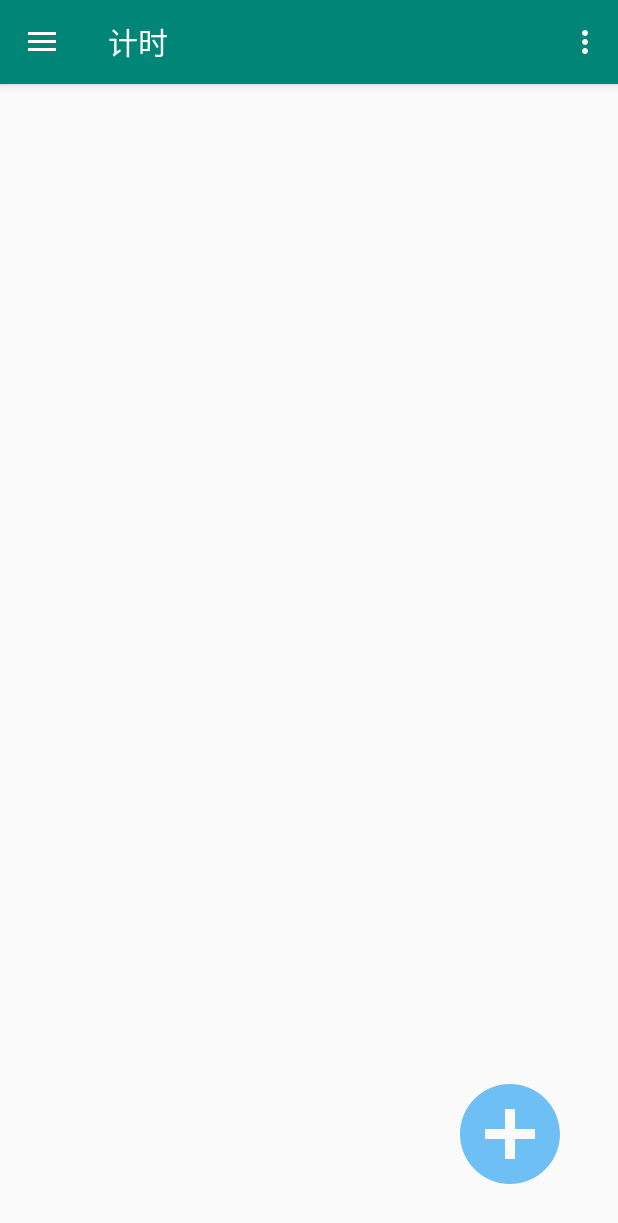
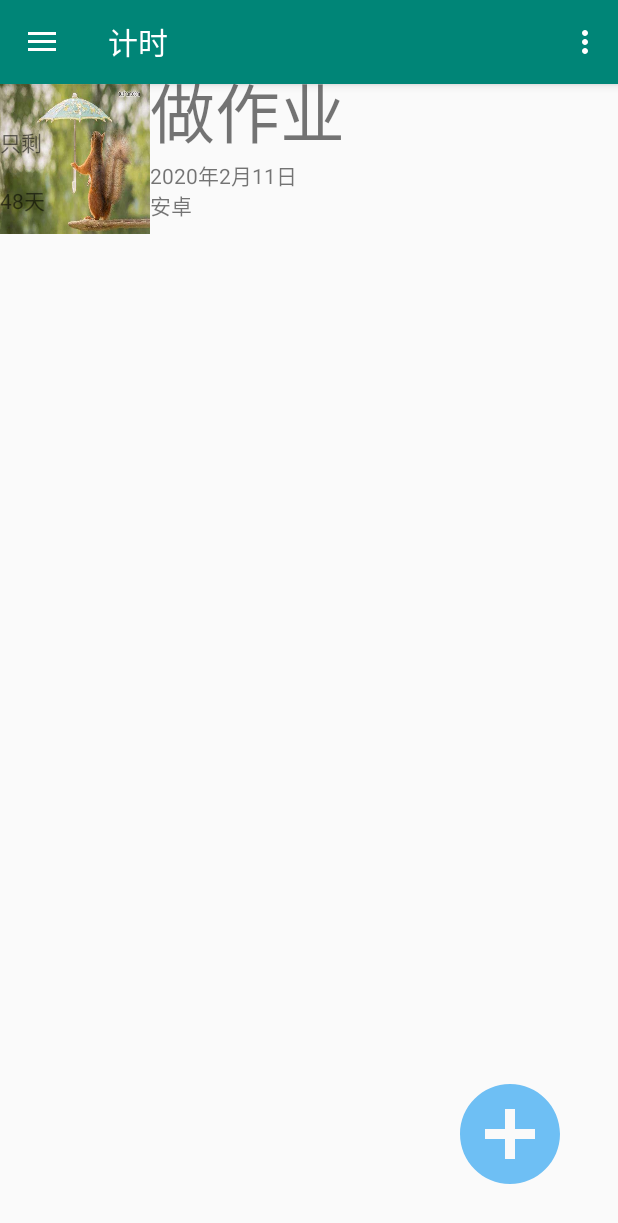
Before and after one commit to Nancyfighting/iTime_lxx_final, an Android app: the screen it shows after launch (MainActivity), on a phone screen of 412 x 824 dp. Shown: the top 1223 px of the screen. Run offline under Robolectric (Android 15) with nearby library versions, the phone set to English and light mode, and no system bars; our stand-ins replace navigation-ui.

Commit message:
倒计时列表等差不多了，就还剩线程错误改好就行了，以及列表字体

```diff
--- a/app/src/main/java/com/example/myitime/MainActivity.java
+++ b/app/src/main/java/com/example/myitime/MainActivity.java
@@ -36,10 +36,9 @@ import java.util.ArrayList;
 public class MainActivity extends AppCompatActivity {
 
     public static  ArrayList<Thing> listThings;
-    public static   byte[] image_moren;
     public static HomeFragment.ThingAdapter adapter;
     private AppBarConfiguration mAppBarConfiguration;
-
+    public static   byte[] image_moren;
     @Override
     protected void onCreate(Bundle savedInstanceState) {
         super.onCreate(savedInstanceState);
--- a/app/src/main/java/com/example/myitime/ui/home/HomeFragment.java
+++ b/app/src/main/java/com/example/myitime/ui/home/HomeFragment.java
@@ -7,9 +7,11 @@ import android.content.Intent;
 import android.graphics.Bitmap;
 import android.graphics.BitmapFactory;
 import android.graphics.drawable.BitmapDrawable;
+import android.net.Uri;
 import android.os.Build;
 import android.os.Bundle;
 import android.os.Handler;
+import android.util.Log;
 import android.view.LayoutInflater;
 import android.view.View;
 import android.view.ViewGroup;
@@ -22,7 +24,6 @@ import android.widget.TextView;
 
 import androidx.annotation.NonNull;
 import androidx.annotation.RequiresApi;
-import androidx.constraintlayout.widget.ConstraintLayout;
 import androidx.fragment.app.Fragment;
 import androidx.lifecycle.ViewModelProviders;
 
@@ -51,9 +52,8 @@ public class HomeFragment extends Fragment {
     private long leftTime ;//一分钟
     ThingSaver thingSaver;
     Date d2 = null;
+    private TextView textView_sheng;
     private ResourceBundle extras;
-    private TextView textView_zhi,textView_sheng;
-
 
     public void onDestroy() {
         super.onDestroy();
@@ -68,18 +68,18 @@ public class HomeFragment extends Fragment {
         final View root = inflater.inflate(R.layout.fragment_home, container, false);
 
         thingSaver=new ThingSaver(root.getContext());
-        MainActivity.listThings=thingSaver.load();
-//        Bitmap cameraPhoto_lim=BitmapFactory.decodeResource(getResources(),R.drawable.mole2);
-//        ByteArrayOutputStream output = new ByteArrayOutputStream();//初始化一个流对象
-//        cameraPhoto_lim.compress(Bitmap.CompressFormat.PNG, 100, output);//把bitmap100%高质量压缩 到 output对象里
-//        image_moren = output.toByteArray();//转换成功了  result就是一个bit的资源数组
-//        if(listThings.size()==0)
-//        {
-//            int [] date_add=new int[]{2020,2,11,18,30};
-//            listThings.add(new Thing("做作业","安卓",date_add, image_moren,"每天"));
-//        }
+        listThings=thingSaver.load();
+        Bitmap cameraPhoto_lim=BitmapFactory.decodeResource(getResources(),R.drawable.mole2);
+        ByteArrayOutputStream output = new ByteArrayOutputStream();//初始化一个流对象
+        cameraPhoto_lim.compress(Bitmap.CompressFormat.PNG, 100, output);//把bitmap100%高质量压缩 到 output对象里
+        image_moren = output.toByteArray();//转换成功了  result就是一个bit的资源数组
+        if(listThings.size()==0)
+        {
+            int [] date_add=new int[]{2020,2,11,18,30};
+            listThings.add(new Thing("做作业","安卓",date_add, image_moren,"每天"));
+        }
         ListView listViewThings=root.findViewById(R.id.list_view_things);
-        adapter = new ThingAdapter(HomeFragment.this.getActivity(),R.layout.list_view_item_thing,MainActivity.listThings);
+        adapter = new ThingAdapter(HomeFragment.this.getActivity(),R.layout.list_view_item_thing, listThings);
         listViewThings.setAdapter(adapter);
 
         //listView中的点击事件
@@ -88,6 +88,7 @@ public class HomeFragment extends Fragment {
             public void onItemClick(AdapterView<?> adapterView, View view, int i, long l) {
                 Intent intentNew = new Intent(root.getContext(), ShowActivity.class);
                 intentNew.putExtra("position",i);
+
                 startActivityForResult(intentNew, 1);
             }
         });
@@ -98,12 +99,10 @@ public class HomeFragment extends Fragment {
         button_add.setOnClickListener(new View.OnClickListener() {
             @Override
             public void onClick(View view) {
-                Intent intentNew = new Intent(root.getContext(), EditActivity.class);
+                Intent intentNew = new Intent(root.getContext(),EditActivity.class);
                 startActivityForResult(intentNew, 0);
             }
         });
-
-
         return root;
     }
 
@@ -123,33 +122,28 @@ public class HomeFragment extends Fragment {
             Thing thing = getItem(position);//获取当前项的实例
             View view = LayoutInflater.from(getContext()).inflate(resourceId, parent, false);
 
-//            format = new SimpleDateFormat("yyyy-MM-dd HH:mm:ss");
-//            Calendar calendar=Calendar.getInstance();
-//            int year=calendar.get(Calendar.YEAR);
-//            int month=calendar.get(Calendar.MONTH)+1;
-//            int day=calendar.get(Calendar.DAY_OF_MONTH);
-//            int hour=calendar.get(Calendar.HOUR_OF_DAY);
-//            int minute = calendar.get(Calendar.MINUTE);
-//            try {
-//                d2 = format.parse(year+"-"+month+"-"+day+" "+hour +":"+minute+":00");
-//            } catch (ParseException e) {
-//                e.printStackTrace();
-//            }
-
-
+            format = new SimpleDateFormat("yyyy-MM-dd HH:mm:ss");
+            Calendar calendar= Calendar.getInstance();
+            int year=calendar.get(Calendar.YEAR);
+            int month=calendar.get(Calendar.MONTH)+1;
+            int day=calendar.get(Calendar.DAY_OF_MONTH);
+            int hour=calendar.get(Calendar.HOUR_OF_DAY);
+            int minute = calendar.get(Calendar.MINUTE);
+            try {
+                d2 = format.parse(year+"-"+month+"-"+day+" "+hour +":"+minute+":00");
+            } catch (ParseException e) {
+                e.printStackTrace();
+            }
 
             ContentResolver  a = HomeFragment.this.getContext().getContentResolver();
             byte[] image_byte= thing.getImage();
             Bitmap bmp = getPicFromBytes(image_byte,null);
-//            ((ImageView) view.findViewById(R.id.image_view_thing)).setImageDrawable(new BitmapDrawable(getResources(),bmp));
             view.findViewById(R.id.conslayout_daojishi).setBackground((new BitmapDrawable(getResources(),bmp)));
             textView_sheng = view.findViewById(R.id.textView_sheng);
             ((TextView) view.findViewById(R.id.title_view_thing)).setText(thing.getTitle());
-            ((TextView) view.findViewById(R.id.title_view_thing)).setText(thing.getTitle());
             ((TextView) view.findViewById(R.id.date_view_thing)).setText(thing.getTime()[0]+"年"+thing.getTime()[1]+"月"+thing.getTime()[2]+"日");
             ((TextView) view.findViewById(R.id.tip_view_thing)).setText(thing.getTip());
-//            startRun(textView_sheng);
-
+            startRun(textView_sheng,position);
             return view;
         }
     }
@@ -166,14 +160,13 @@ public class HomeFragment extends Fragment {
 
     }
 
-    private void startRun(final TextView textView) {
+    private void startRun(final TextView textView, final int position) {
         new Thread(new Runnable() {
 
             @Override
             public void run() {
-                for(int i=0;i<listThings.size();i++)
-                {
-                    int[]date_clock=listThings.get(i).getTime();
+
+                int[]date_clock=listThings.get(position).getTime();
                 Date d1 = null;
                 try {
                     d1 = format.parse(date_clock[0]+"-"+date_clock[1]+"-"+date_clock[2]+" "+date_clock[3]+":"+date_clock[4]+":00");
@@ -183,7 +176,7 @@ public class HomeFragment extends Fragment {
 
                 leftTime = (d1.getTime() - d2.getTime())/1000;//这样得到的差值是微秒级别
                 leftTime--;
-                }
+
 
                 if (leftTime > 0) {
                     //倒计时效果展示
--- a/app/src/main/java/com/example/myitime/ui/home/ShowActivity.java
+++ b/app/src/main/java/com/example/myitime/ui/home/ShowActivity.java
@@ -34,7 +34,6 @@ import java.util.Date;
 
 import static com.example.myitime.MainActivity.adapter;
 import static com.example.myitime.ui.home.HomeFragment.getPicFromBytes;
-
 public class ShowActivity extends AppCompatActivity {
 
     private SimpleDateFormat format;
@@ -49,7 +48,7 @@ public class ShowActivity extends AppCompatActivity {
 
     private TextView mDays_Tv, mHours_Tv, mMinutes_Tv, mSeconds_Tv;
     private boolean isRun = true;
-//    private long day
+    //    private long day
     @RequiresApi(api = Build.VERSION_CODES.JELLY_BEAN)
     @Override
     protected void onCreate(Bundle savedInstanceState) {
@@ -125,7 +124,7 @@ public class ShowActivity extends AppCompatActivity {
         leftTime = (d1.getTime() - d2.getTime())/1000;//这样得到的差值是微秒级别
 
         if(leftTime>0)
-        startRun();
+            startRun();
 
     }
     protected void onActivityResult(int requestCode, int resultCode, @Nullable Intent data) {
```
Also changed, not shown: app/src/main/java/com/example/myitime/ui/home/EditActivity.java (+7 -8 lines), app/src/main/res/layout/activity_show.xml (+10 -10 lines), app/src/main/res/drawable-mdpi/mole2.jpg (added), app/src/main/res/drawable-xhdpi/ic_delete.png (added), app/src/main/res/drawable-xhdpi/ic_edit.png (added), app/src/main/res/drawable-xxhdpi/ic_back.png (added), app/src/main/res/drawable-xxhdpi/ic_ok.png (added), 2 other files. Lines whose indentation alone changed are shown as unchanged.
